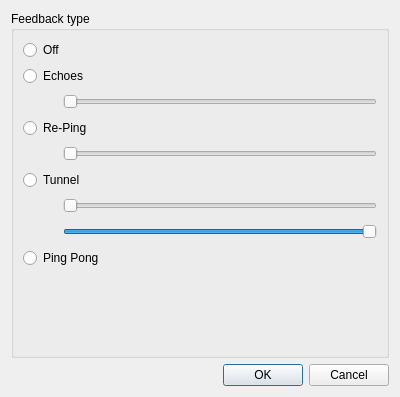
First picture: the form in gui/feedbackdialog.ui, repository Meisterschueler/meisterschueler-qt, before the edit.
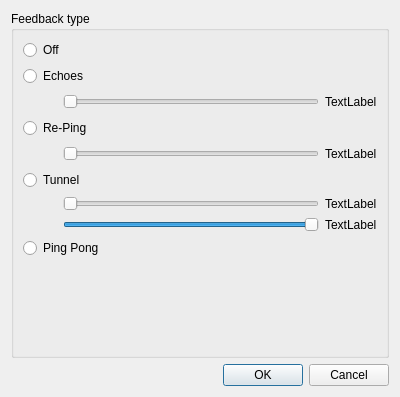
Second picture: the form after the edit.

The edit to the form file:
```diff
--- a/gui/feedbackdialog.ui
+++ b/gui/feedbackdialog.ui
@@ -62,6 +62,13 @@
           </property>
          </widget>
         </item>
+        <item>
+         <widget class="QLabel" name="labelEchoesDelay">
+          <property name="text">
+           <string>TextLabel</string>
+          </property>
+         </widget>
+        </item>
        </layout>
       </item>
       <item>
@@ -99,6 +106,13 @@
           </property>
          </widget>
         </item>
+        <item>
+         <widget class="QLabel" name="labelRePingVelocity">
+          <property name="text">
+           <string>TextLabel</string>
+          </property>
+         </widget>
+        </item>
        </layout>
       </item>
       <item>
@@ -127,6 +141,8 @@
          </spacer>
         </item>
         <item>
+         <layout class="QVBoxLayout" name="verticalLayout_5">
+          <item>
          <widget class="QSlider" name="horizontalSliderTunnelMin">
           <property name="maximum">
            <number>127</number>
@@ -136,26 +152,6 @@
           </property>
          </widget>
         </item>
-       </layout>
-      </item>
-      <item>
-       <layout class="QHBoxLayout" name="horizontalLayout_4">
-        <item>
-         <spacer name="horizontalSpacer_4">
-          <property name="orientation">
-           <enum>Qt::Horizontal</enum>
-          </property>
-          <property name="sizeType">
-           <enum>QSizePolicy::Fixed</enum>
-          </property>
-          <property name="sizeHint" stdset="0">
-           <size>
-            <width>40</width>
-            <height>20</height>
-           </size>
-          </property>
-         </spacer>
-        </item>
         <item>
          <widget class="QSlider" name="horizontalSliderTunnelMax">
           <property name="maximum">
@@ -172,6 +168,29 @@
        </layout>
       </item>
       <item>
+         <layout class="QVBoxLayout" name="verticalLayout_4">
+          <item>
+           <widget class="QLabel" name="labelTunnelMin">
+            <property name="text">
+             <string>TextLabel</string>
+            </property>
+           </widget>
+          </item>
+          <item>
+           <widget class="QLabel" name="labelTunnelMax">
+            <property name="text">
+             <string>TextLabel</string>
+            </property>
+           </widget>
+          </item>
+         </layout>
+        </item>
+        <item>
+         <layout class="QVBoxLayout" name="verticalLayout_3"/>
+        </item>
+       </layout>
+      </item>
+      <item>
        <widget class="QRadioButton" name="radioButtonPingPong">
         <property name="text">
          <string>Ping Pong</string>
```
Left out of the diff: 8 changed lines with no effect on the pictures. Lines whose indentation alone changed are shown as unchanged.
